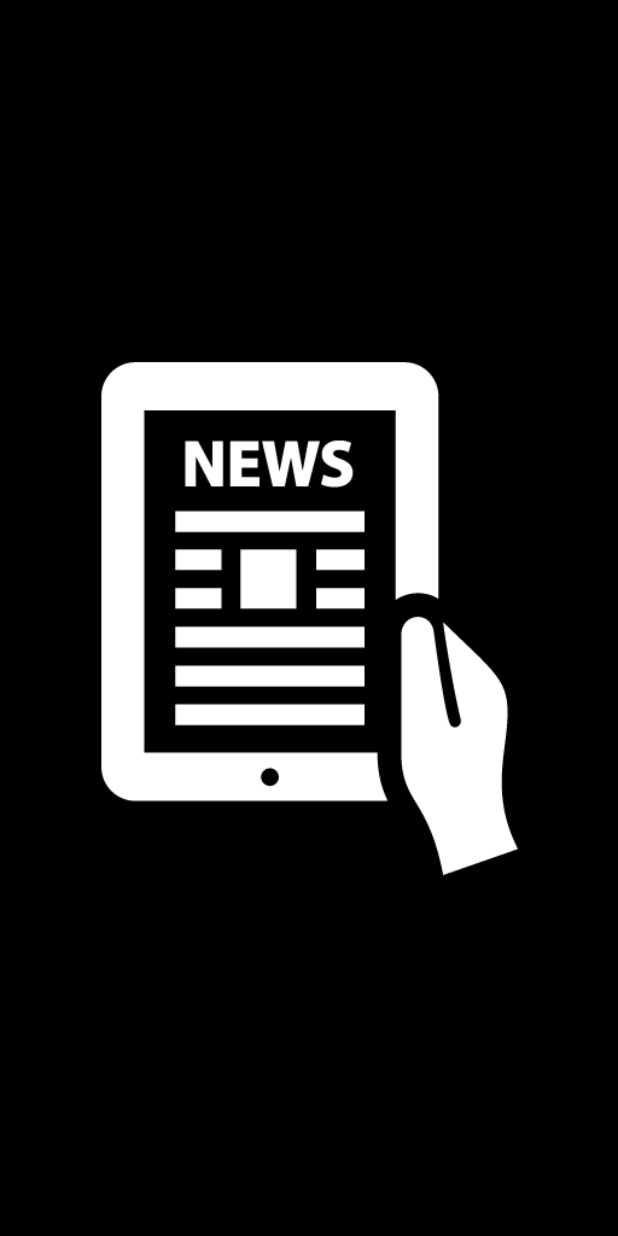
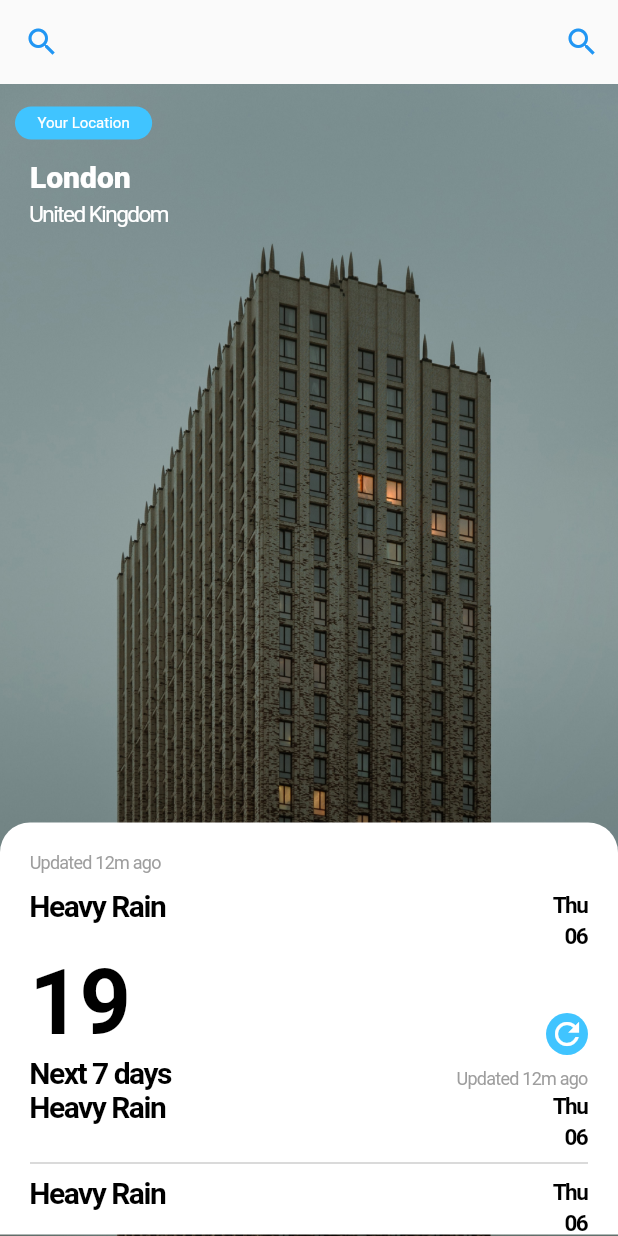
Before and after one commit to naxer-12/daily-news, a Flutter app: the screen it shows after launch, on a phone screen of 412 x 824 dp. Run offline on Flutter 3.47's test engine with Material 2 defaults, Android fonts, the phone set to English and light mode, and no system bars; our stand-ins replace dartz, data_connection_checker, dio, get_it, logger, pretty_dio_logger and 2 more; generated files the repository leaves out were written again.

Commit message:
weather screen mock up ready

```diff
--- a/lib/core/routes/Routes.dart
+++ b/lib/core/routes/Routes.dart
@@ -1,5 +1,6 @@
 import 'package:daily_news/core/di/InjectionContainer.dart';
 import 'package:daily_news/features/splash/presentation/SplashScreen.dart';
+import 'package:daily_news/features/weather_screen/presentation/weather_screen.dart';
 import 'package:flutter/material.dart';
 import 'package:flutter/widgets.dart';
 import 'package:logger/logger.dart';
@@ -142,9 +143,11 @@ class Routes {
   //static variables
 
   static const String splash = 'splash';
+  static const String weatherscreen = 'weatherscreen';
 
   static final routes = <String, WidgetBuilder>{
     splash: (BuildContext context) => SplashScreen(),
+    weatherscreen: (BuildContext context) => WeatherScreen()
   };
 }
 
--- a/lib/features/splash/presentation/SplashScreen.dart
+++ b/lib/features/splash/presentation/SplashScreen.dart
@@ -1,5 +1,6 @@
 import 'dart:async';
 
+import 'package:daily_news/features/weather_screen/presentation/weather_screen.dart';
 import 'package:flutter/material.dart';
 
 class SplashScreen extends StatefulWidget {
@@ -10,7 +11,14 @@ class SplashScreen extends StatefulWidget {
 class _SplashScreenState extends State<SplashScreen> {
   initState() {
     super.initState();
-    Timer(Duration(seconds: 3), () {});
+    Timer(Duration(seconds: 1), () {
+      Navigator.pushReplacement(
+        context,
+        MaterialPageRoute(
+          builder: (BuildContext context) => WeatherScreen(),
+        ),
+      );
+    });
   }
 
   @override
--- /dev/null
+++ b/lib/features/weather_screen/presentation/weather_screen.dart
@@ -0,0 +1,269 @@
+import 'package:daily_news/features/weather_screen/presentation/widgets/weather_app_bar.dart';
+import 'package:flutter/cupertino.dart';
+import 'package:flutter/material.dart';
+
+class WeatherScreen extends StatefulWidget {
+  @override
+  _WeatherScreenState createState() => _WeatherScreenState();
+}
+
+class _WeatherScreenState extends State<WeatherScreen> {
+  @override
+  Widget build(BuildContext context) {
+    return Scaffold(
+      appBar: WeatherAppBar(
+        onSearch: () {
+          print("SEARCH CALLED");
+        },
+      ),
+      body: Stack(
+        fit: StackFit.expand,
+        children: [
+          Container(
+            child: Image.asset(
+              "assets/mock_assets/russia.jpg",
+              fit: BoxFit.cover,
+              // height: double.infinity,
+              // width: double.infinity,
+            ),
+          ),
+          Positioned(
+            top: 0.0,
+            child: yourLocationViewWidget(),
+          ),
+          Positioned(
+            child: countryLocation(),
+            top: 50.0,
+            left: 20.0,
+          ),
+          Positioned(
+            bottom: 1.0,
+            child: weatherLocation(),
+          ),
+        ],
+      ),
+    );
+  }
+
+  Widget yourLocationViewWidget() {
+    return Container(
+      // decoration: BoxDecoration(
+      //   border:Border.all(
+      //     color: Colors.blueAccent,
+      //     style: BorderStyle.none,
+      //     width: 0.0
+      //   ) ,
+      //   borderRadius: BorderRadius.only(
+      //
+      //   )
+      //
+      // ),
+      decoration: ShapeDecoration(
+        color: Colors.lightBlueAccent,
+        shape: RoundedRectangleBorder(
+          borderRadius: BorderRadius.circular(20.0),
+          side: BorderSide(
+            width: 0.0,
+            style: BorderStyle.none,
+            color: Colors.blueAccent,
+          ),
+        ),
+      ),
+      margin: EdgeInsets.symmetric(
+        vertical: 15.0,
+        horizontal: 10.0,
+      ),
+      padding: EdgeInsets.symmetric(
+        horizontal: 15.0,
+        vertical: 5.0,
+      ),
+      child: Text(
+        "Your Location",
+        style: TextStyle(
+          color: Colors.white,
+          fontSize: 10.0,
+        ),
+      ),
+    );
+  }
+
+  Widget countryLocation() {
+    return Column(
+      crossAxisAlignment: CrossAxisAlignment.start,
+      children: [
+        Text(
+          "London",
+          style: TextStyle(
+            color: Colors.white,
+            fontSize: 20.0,
+            fontWeight: FontWeight.w800,
+          ),
+        ),
+        Container(
+          margin: EdgeInsets.only(top: 5.0),
+          child: Text(
+            "United Kingdom",
+            style: TextStyle(
+              color: Colors.white,
+              fontSize: 15.0,
+              letterSpacing: -1.0,
+              fontWeight: FontWeight.w400,
+            ),
+          ),
+        ),
+      ],
+    );
+  }
+
+  Widget weatherLocation() {
+    return Container(
+      height: MediaQuery.of(context).size.height / 3,
+      width: MediaQuery.of(context).size.width,
+      decoration: ShapeDecoration(
+        color: Colors.white,
+        shape: RoundedRectangleBorder(
+          borderRadius: BorderRadius.only(
+            topLeft: Radius.circular(20.0),
+            topRight: Radius.circular(20.0),
+          ),
+          side: BorderSide(
+            width: 0.0,
+            style: BorderStyle.none,
+            color: Colors.blueAccent,
+          ),
+        ),
+      ),
+      child: SingleChildScrollView(
+        primary: true,
+        child: Container(
+          margin: EdgeInsets.all(20.0),
+          child: Column(
+            crossAxisAlignment: CrossAxisAlignment.start,
+            children: [
+              getUpdatedTimeWidget(),
+              SizedBox(
+                height: 10,
+              ),
+              getWeatherStatus(),
+              Row(
+                mainAxisAlignment: MainAxisAlignment.spaceBetween,
+                crossAxisAlignment: CrossAxisAlignment.end,
+                children: [
+                  Text(
+                    "19",
+                    style: TextStyle(
+                      color: Colors.black,
+                      fontSize: 60.0,
+                      letterSpacing: -1.0,
+                      fontWeight: FontWeight.w600,
+                    ),
+                  ),
+                  Container(
+                    padding: EdgeInsets.all(2.0),
+                    decoration: ShapeDecoration(
+                      color: Colors.lightBlueAccent,
+                      shape: CircleBorder(
+                        side: BorderSide.none,
+                      ),
+                    ),
+                    child: Icon(
+                      Icons.refresh,
+                      color: Colors.white,
+                    ),
+                  )
+                ],
+              ),
+              Row(
+                mainAxisAlignment: MainAxisAlignment.spaceBetween,
+                crossAxisAlignment: CrossAxisAlignment.end,
+                children: [
+                  Text(
+                    "Next 7 days",
+                    style: TextStyle(
+                      color: Colors.black,
+                      fontSize: 20.0,
+                      letterSpacing: -1.0,
+                      fontWeight: FontWeight.w700,
+                    ),
+                  ),
+                  getUpdatedTimeWidget()
+                ],
+              ),
+              ListView.separated(
+                primary: true,
+                physics: NeverScrollableScrollPhysics(),
+                shrinkWrap: true,
+                itemBuilder: (BuildContext ctx, int data) {
+                  return getWeatherStatus();
+                },
+                separatorBuilder: (BuildContext ctx, int data) {
+                  return Divider(
+                    color: Colors.grey,
+                    thickness: 0.5,
+                  );
+                },
+                itemCount: 10,
+              )
+            ],
+          ),
+        ),
+      ),
+    );
+  }
+
+  Text getUpdatedTimeWidget() {
+    return Text(
+      "Updated 12m ago",
+      style: TextStyle(
+        color: Colors.grey,
+        fontSize: 12.0,
+        letterSpacing: -0.5,
+        fontWeight: FontWeight.w400,
+      ),
+    );
+  }
+
+  Widget getWeatherStatus() {
+    return Column(
+      children: [
+        Row(
+          mainAxisAlignment: MainAxisAlignment.spaceBetween,
+          children: [
+            Text(
+              "Heavy Rain",
+              style: TextStyle(
+                color: Colors.black,
+                letterSpacing: -1.0,
+                fontSize: 20.0,
+                fontWeight: FontWeight.w600,
+              ),
+            ),
+            Text(
+              "Thu",
+              style: TextStyle(
+                color: Colors.black,
+                fontSize: 15.0,
+                letterSpacing: -1.0,
+                fontWeight: FontWeight.w600,
+              ),
+            )
+          ],
+        ),
+        Row(
+          mainAxisAlignment: MainAxisAlignment.end,
+          children: [
+            Text(
+              "06",
+              style: TextStyle(
+                color: Colors.black,
+                fontSize: 15.0,
+                letterSpacing: -1.0,
+                fontWeight: FontWeight.w600,
+              ),
+            ),
+          ],
+        )
+      ],
+    );
+  }
+}
--- /dev/null
+++ b/lib/features/weather_screen/presentation/widgets/weather_app_bar.dart
@@ -0,0 +1,88 @@
+import 'package:flutter/material.dart';
+
+import 'package:provider/provider.dart';
+
+class WeatherAppBar extends StatelessWidget implements PreferredSizeWidget {
+  WeatherAppBar({
+    Key key,
+    this.search = true,
+    this.onSearch,
+  })  : preferredSize = Size.fromHeight(kToolbarHeight),
+        super(key: key);
+
+  final bool search;
+  final VoidCallback onSearch;
+
+  @override
+  Widget build(BuildContext context) {
+    // final imageHeight = 48.0;
+    return AppBar(
+      /* centerTitle: true,
+      title: AnimatedSwitcher(
+        duration: Duration(milliseconds: 500),
+        child: Theme.of(context).brightness == Brightness.light
+            ? Image.asset(
+          'assets/flutter_europe.png',
+          height: imageHeight,
+          key: ValueKey('logo_image_1'),
+        )
+            : Image.asset(
+          'assets/flutter_europe_dark.png',
+          height: imageHeight,
+          key: ValueKey('logo_image_2'),
+        ),
+      ),*/
+      backgroundColor: Theme.of(context).scaffoldBackgroundColor,
+      elevation: 0,
+      brightness: Theme.of(context).brightness,
+      iconTheme: Theme.of(context)
+          .iconTheme
+          .copyWith(color: Theme.of(context).accentColor),
+      leading: Semantics(
+        button: true,
+        enabled: true,
+        focusable: true,
+        child: Tooltip(
+          message: 'Search for location',
+          child: Container(
+            child: IconButton(
+              color: Theme.of(context).accentColor,
+              icon: Icon(Icons.search),
+              onPressed: onSearch,
+            ),
+          ),
+        ),
+      ),
+      actions: <Widget>[
+        ToggleLayoutButton(),
+      ],
+    );
+  }
+
+  @override
+  final Size preferredSize;
+}
+
+class ToggleLayoutButton extends StatelessWidget {
+  const ToggleLayoutButton({
+    Key key,
+  }) : super(key: key);
+
+  @override
+  Widget build(BuildContext context) {
+    return Semantics(
+      button: true,
+      enabled: true,
+      focusable: true,
+      hint: 'Change the Unit of Weather',
+      child: Tooltip(
+        message: 'Change the Unit of Weather',
+        child: IconButton(
+          color: Theme.of(context).accentColor,
+          icon: Icon(Icons.search),
+          onPressed: () {},
+        ),
+      ),
+    );
+  }
+}
--- a/lib/main.dart
+++ b/lib/main.dart
@@ -17,6 +17,7 @@ class DailyNewsApp extends StatelessWidget {
       initialRoute: Routes.splash,
       routes: Routes.routes,
 
+
     );
   }
 }
--- a/pubspec.yaml
+++ b/pubspec.yaml
@@ -70,6 +70,5 @@ dev_dependencies:
 flutter:
   uses-material-design: true
   assets:
-    - assets/images/news_icon.jpg
     - assets/images/news_icon.png
-    - assets/images/news.jpg
+    - assets/mock_assets/russia.jpg
```
Also changed, not shown: assets/mock_assets/russia.jpg (added).
